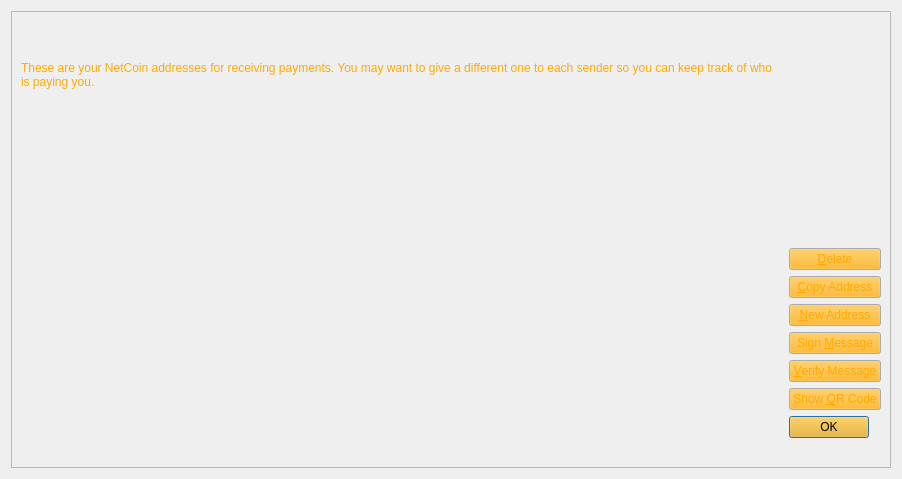
This is src/qt/forms/addressbookpage.ui in mbirtwistle/net2 as Qt 5 draws it before an edit. The edited form follows.
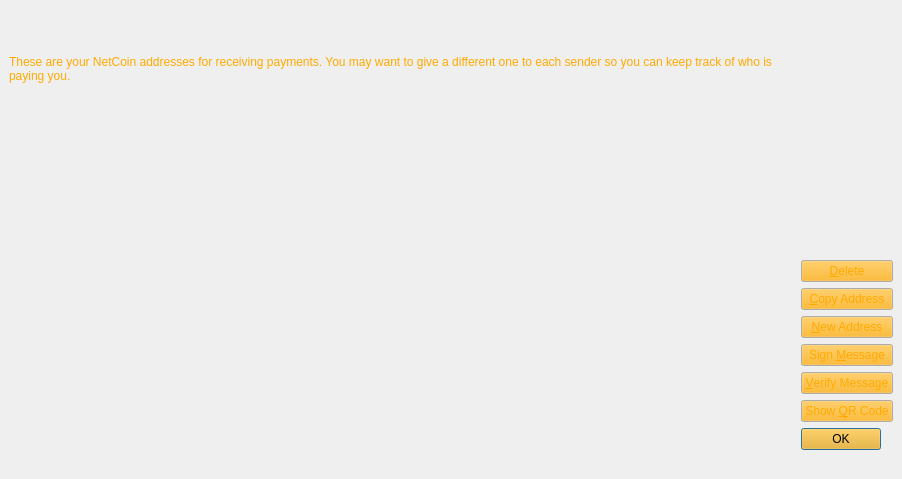
This is the edited form. Icons and pictures are not drawn.

Diff of the .ui file:
```diff
--- a/src/qt/forms/addressbookpage.ui
+++ b/src/qt/forms/addressbookpage.ui
@@ -56,6 +56,18 @@
 </string>
   </property>
   <layout class="QGridLayout" name="gridLayout">
+   <property name="leftMargin">
+    <number>0</number>
+   </property>
+   <property name="topMargin">
+    <number>0</number>
+   </property>
+   <property name="rightMargin">
+    <number>0</number>
+   </property>
+   <property name="bottomMargin">
+    <number>0</number>
+   </property>
    <item row="0" column="0">
     <widget class="QFrame" name="frame">
      <property name="palette">
@@ -234,10 +246,13 @@
       <string notr="true">background:url(:/images/bkg)</string>
      </property>
      <property name="frameShape">
-      <enum>QFrame::StyledPanel</enum>
+      <enum>QFrame::NoFrame</enum>
      </property>
      <property name="frameShadow">
-      <enum>QFrame::Raised</enum>
+      <enum>QFrame::Plain</enum>
+     </property>
+     <property name="lineWidth">
+      <number>0</number>
      </property>
      <layout class="QGridLayout" name="gridLayout_2">
       <item row="9" column="0">
```
